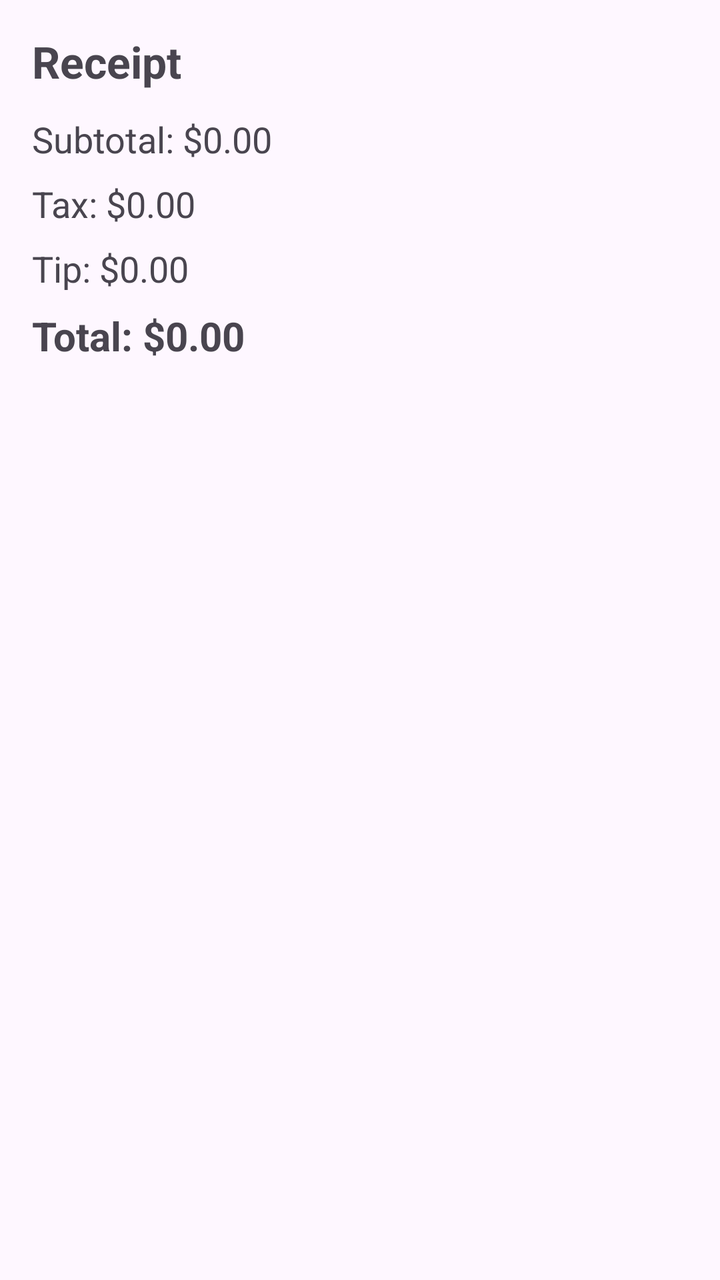
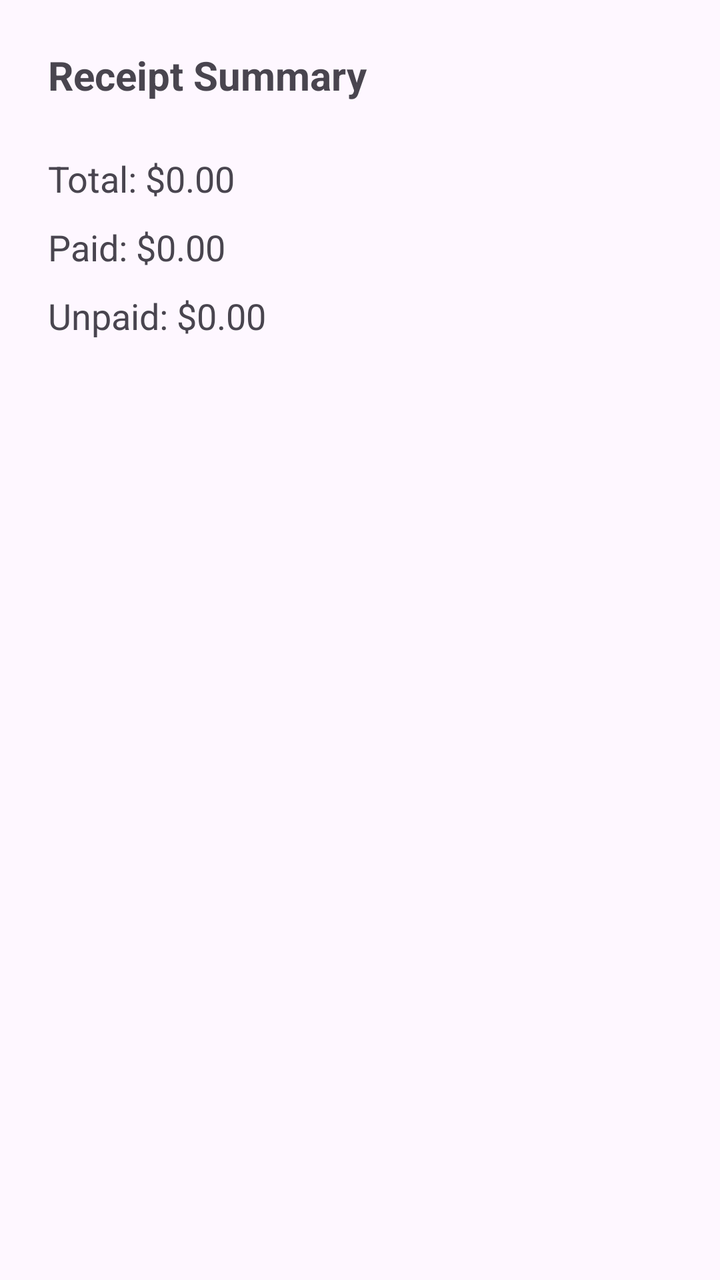

An Android layout rendered at two revisions. The XML below is the earlier revision; the diff shows what the commit changed to produce the second picture.
<!-- AndroidManifest.xml: application theme Theme.Material3.Light.NoActionBar -->
<!-- res/layout/activity_receipt.xml -->
<?xml version="1.0" encoding="utf-8"?>
<ScrollView xmlns:android="http://schemas.android.com/apk/res/android"
    android:layout_width="match_parent"
    android:layout_height="match_parent"
    android:padding="16dp">

    <LinearLayout
        android:layout_width="match_parent"
        android:layout_height="wrap_content"
        android:orientation="vertical">

        <TextView
            android:id="@+id/restaurant_name"
            android:layout_width="match_parent"
            android:layout_height="wrap_content"
            android:text="Receipt"
            android:textSize="22sp"
            android:textStyle="bold"
            android:paddingBottom="12dp" />

        <TextView
            android:id="@+id/receipt_subtotal"
            android:layout_width="match_parent"
            android:layout_height="wrap_content"
            android:text="Subtotal: $0.00"
            android:textSize="18sp"
            android:paddingBottom="8dp"/>

        <TextView
            android:id="@+id/receipt_tax"
            android:layout_width="match_parent"
            android:layout_height="wrap_content"
            android:text="Tax: $0.00"
            android:textSize="18sp"
            android:paddingBottom="8dp"/>

        <TextView
            android:id="@+id/receipt_tip"
            android:layout_width="match_parent"
            android:layout_height="wrap_content"
            android:text="Tip: $0.00"
            android:textSize="18sp"
            android:paddingBottom="8dp"/>

        <TextView
            android:id="@+id/total_amount"
            android:layout_width="match_parent"
            android:layout_height="wrap_content"
            android:text="Total: $0.00"
            android:textSize="20sp"
            android:textStyle="bold"
            android:paddingBottom="16dp"/>

        <LinearLayout
            android:id="@+id/items_list_container"
            android:layout_width="match_parent"
            android:layout_height="wrap_content"
            android:orientation="vertical"/>

    </LinearLayout>

</ScrollView>
<!-- resources referenced by this layout -->
<resources>

</resources>

<!-- the commit's change to res/layout/activity_receipt.xml (unified diff, before → after) -->
@@ -1,62 +1,40 @@
 <?xml version="1.0" encoding="utf-8"?>
-<ScrollView xmlns:android="http://schemas.android.com/apk/res/android"
+<LinearLayout xmlns:android="http://schemas.android.com/apk/res/android"
+    android:orientation="vertical"
+    android:padding="24dp"
     android:layout_width="match_parent"
-    android:layout_height="match_parent"
-    android:padding="16dp">
+    android:layout_height="match_parent">
 
-    <LinearLayout
-        android:layout_width="match_parent"
-        android:layout_height="wrap_content"
-        android:orientation="vertical">
+    <TextView
+        android:text="Receipt Summary"
+        android:textSize="20sp"
+        android:textStyle="bold"
+        android:layout_marginBottom="16dp"
+        android:layout_width="wrap_content"
+        android:layout_height="wrap_content" />
 
-        <TextView
-            android:id="@+id/restaurant_name"
-            android:layout_width="match_parent"
-            android:layout_height="wrap_content"
-            android:text="Receipt"
-            android:textSize="22sp"
-            android:textStyle="bold"
-            android:paddingBottom="12dp" />
+    <TextView
+        android:id="@+id/receipt_total"
+        android:text="Total: $0.00"
+        android:textSize="18sp"
+        android:layout_marginTop="10dp"
+        android:layout_width="wrap_content"
+        android:layout_height="wrap_content" />
 
-        <TextView
-            android:id="@+id/receipt_subtotal"
-            android:layout_width="match_parent"
-            android:layout_height="wrap_content"
-            android:text="Subtotal: $0.00"
-            android:textSize="18sp"
-            android:paddingBottom="8dp"/>
+    <TextView
+        android:id="@+id/receipt_paid_total"
+        android:text="Paid: $0.00"
+        android:textSize="18sp"
+        android:layout_marginTop="10dp"
+        android:layout_width="wrap_content"
+        android:layout_height="wrap_content" />
 
-        <TextView
-            android:id="@+id/receipt_tax"
-            android:layout_width="match_parent"
-            android:layout_height="wrap_content"
-            android:text="Tax: $0.00"
-            android:textSize="18sp"
-            android:paddingBottom="8dp"/>
+    <TextView
+        android:id="@+id/receipt_unpaid_total"
+        android:text="Unpaid: $0.00"
+        android:textSize="18sp"
+        android:layout_marginTop="10dp"
+        android:layout_width="wrap_content"
+        android:layout_height="wrap_content" />
 
-        <TextView
-            android:id="@+id/receipt_tip"
-            android:layout_width="match_parent"
-            android:layout_height="wrap_content"
-            android:text="Tip: $0.00"
-            android:textSize="18sp"
-            android:paddingBottom="8dp"/>
-
-        <TextView
-            android:id="@+id/total_amount"
-            android:layout_width="match_parent"
-            android:layout_height="wrap_content"
-            android:text="Total: $0.00"
-            android:textSize="20sp"
-            android:textStyle="bold"
-            android:paddingBottom="16dp"/>
-
-        <LinearLayout
-            android:id="@+id/items_list_container"
-            android:layout_width="match_parent"
-            android:layout_height="wrap_content"
-            android:orientation="vertical"/>
-
-    </LinearLayout>
-
-</ScrollView>
+</LinearLayout>
